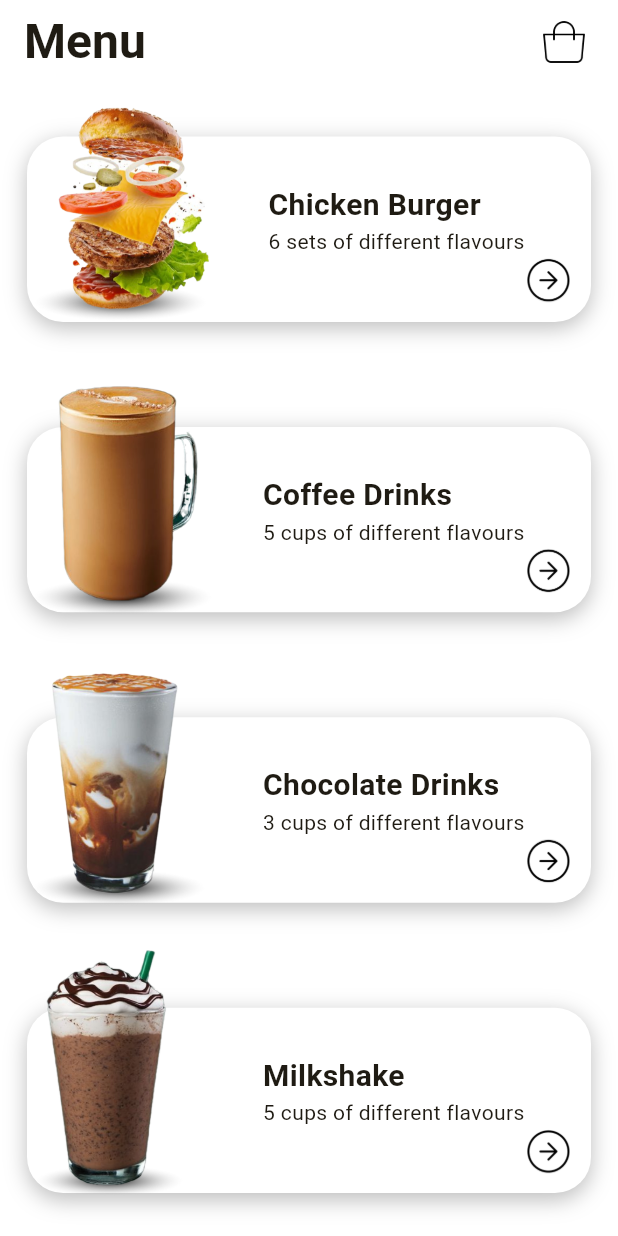
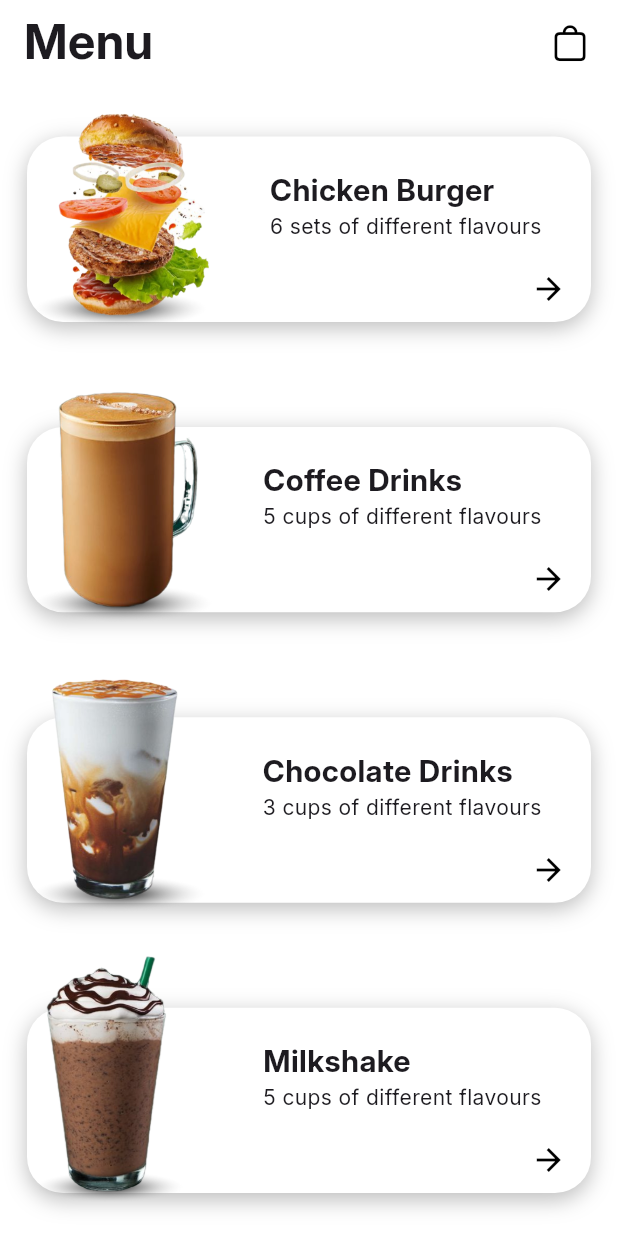
Before and after one commit to ahmedjalambo-dev/mc-Donald-s, a Flutter app: the screen it shows after launch, on a phone screen of 412 x 824 dp. Run offline on Flutter 3.47's test engine with Material 3 defaults, Android fonts, the phone set to English and light mode, and no system bars.

Commit message:
refactor theme in MyApp, update padding in MenuCard, change numOfFlavours in MenuModel, and replace bag icon with Cupertino icon in MenuScreen

```diff
--- a/lib/main.dart
+++ b/lib/main.dart
@@ -11,9 +11,7 @@ class MyApp extends StatelessWidget {
   @override
   Widget build(BuildContext context) {
     return MaterialApp(
-      theme: ThemeData(
-        colorScheme: ColorScheme.fromSeed(seedColor: Colors.amber),
-      ),
+      theme: ThemeData(fontFamily: 'Inter'),
       home: MenuScreen(),
     );
   }
--- a/lib/screens/menu/menu_card.dart
+++ b/lib/screens/menu/menu_card.dart
@@ -1,5 +1,4 @@
 import 'package:flutter/material.dart';
-import 'package:mc_donalds/constants/app_assets.dart';
 
 class MenuCard extends StatelessWidget {
   final String name;
@@ -22,7 +21,7 @@ class MenuCard extends StatelessWidget {
         // White Card
         Container(
           height: size.height * 0.15,
-          padding: EdgeInsets.only(bottom: size.width * 0.03),
+          padding: EdgeInsets.only(bottom: size.width * 0.08),
           margin: const EdgeInsets.symmetric(vertical: 35),
           decoration: BoxDecoration(
             color: Colors.white,
@@ -39,7 +38,8 @@ class MenuCard extends StatelessWidget {
             mainAxisAlignment: MainAxisAlignment.center,
             children: [
               Spacer(),
-              // Text and Number of Flavours
+
+              /// Name Title and Number of Flavours
               Column(
                 mainAxisAlignment: MainAxisAlignment.center,
                 crossAxisAlignment: CrossAxisAlignment.start,
@@ -54,25 +54,28 @@ class MenuCard extends StatelessWidget {
                   ),
                 ],
               ),
-
-              // Arrow Icon
-              Align(
-                alignment: AlignmentDirectional.bottomEnd,
-                child: Image.asset(AppAssets.arrorRightCircle, scale: 3),
-              ),
-              SizedBox(width: size.width * 0.03),
+              SizedBox(width: size.width * 0.08),
             ],
           ),
         ),
 
+        /// Arrow Button
+        Positioned(
+          right: size.width * 0.01,
+          bottom: size.width * 0.08,
+          child: IconButton(
+            onPressed: () {},
+            icon: Icon(Icons.arrow_forward, color: Colors.black, size: 24),
+          ),
+        ),
         // Image Above Card
         Positioned(
-          bottom: size.height * 0.04,
+          bottom: size.height * 0.035,
           left: size.width * 0.01,
           child: Image.asset(
             imageUrl,
             height: size.height * 0.20,
-            fit: BoxFit.cover,
+            fit: BoxFit.contain,
           ),
         ),
       ],
--- a/lib/screens/menu/menu_model.dart
+++ b/lib/screens/menu/menu_model.dart
@@ -35,7 +35,7 @@ class MenuModel {
     ),
     MenuModel(
       name: 'Colorful Donuts',
-      numOfFlavours: '6 sets',
+      numOfFlavours: '12 sets',
       imageUrl: AppAssets.colorfulAndTastyDonuts,
     ),
     MenuModel(
--- a/lib/screens/menu/menu_screen.dart
+++ b/lib/screens/menu/menu_screen.dart
@@ -1,3 +1,4 @@
+import 'package:flutter/cupertino.dart';
 import 'package:flutter/material.dart';
 import 'package:mc_donalds/constants/app_assets.dart';
 import 'package:mc_donalds/screens/menu/menu_card.dart';
@@ -27,7 +28,7 @@ class _MenuScreenState extends State<MenuScreen> {
             margin: EdgeInsetsDirectional.only(end: 8),
             child: IconButton(
               onPressed: () {},
-              icon: Image.asset(AppAssets.bag),
+              icon: Icon(CupertinoIcons.bag, color: Colors.black, size: 28),
             ),
           ),
         ],
```
